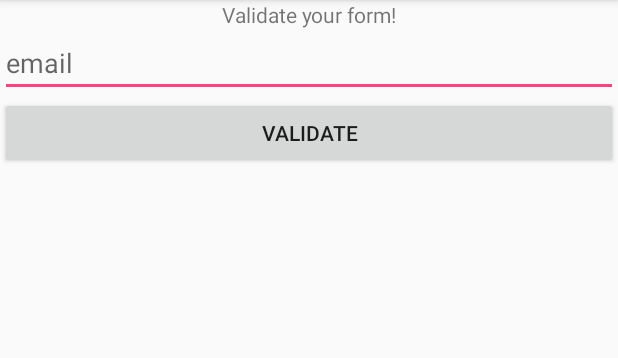
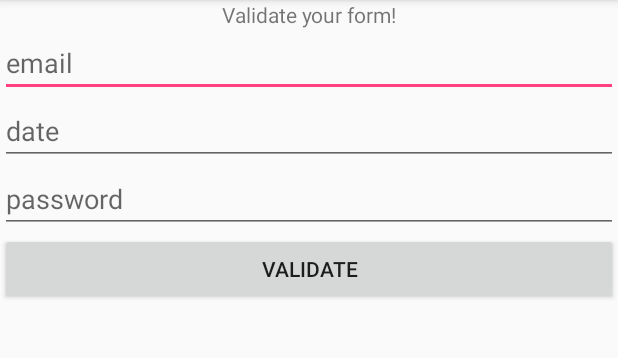
Before and after one commit to fanky10/android-testing-xsample, an Android app: the screen it shows after launch (MainActivity), on a phone screen of 412 x 824 dp, the part 84-442 px from its top. Run offline under Robolectric (Android 15) with nearby library versions, the phone set to English and light mode, and no system bars.

Commit message:
password field was added to main activity layout

```diff
--- a/app/presentation/src/main/res/layout/activity_main.xml
+++ b/app/presentation/src/main/res/layout/activity_main.xml
@@ -20,6 +20,19 @@
         android:layout_height="wrap_content"
         android:hint="email" />
 
+    <EditText
+        android:id="@+id/txtDate"
+        android:layout_width="match_parent"
+        android:layout_height="wrap_content"
+        android:hint="date" />
+
+    <EditText
+        android:id="@+id/txtPassword"
+        android:layout_width="match_parent"
+        android:layout_height="wrap_content"
+        android:inputType="textPassword"
+        android:hint="password" />
+
     <Button
         android:layout_width="match_parent"
         android:layout_height="wrap_content"
```
